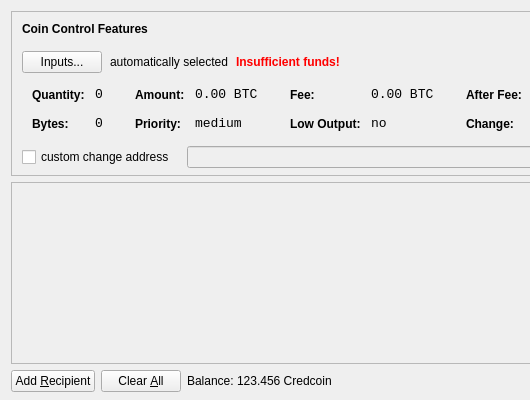
Qt form src/qt/forms/sendcoinsdialog.ui (CREDICOIN/CREDI) before a commit; both pictures show x 0 to 530 and y 0 to 400 of the 850 by 400 pixel window.
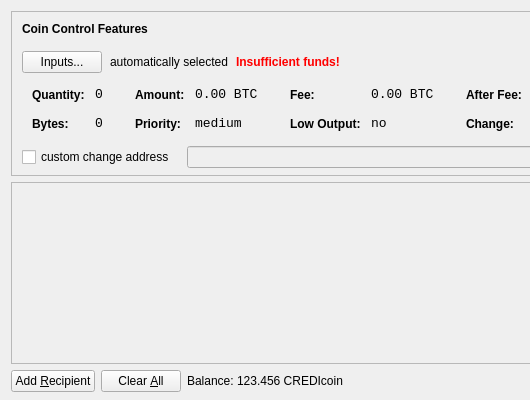
The same form after that commit. Icons and pictures are not drawn.

What changed in the file:
```diff
--- a/src/qt/forms/sendcoinsdialog.ui
+++ b/src/qt/forms/sendcoinsdialog.ui
@@ -720,7 +720,7 @@
           <cursorShape>IBeamCursor</cursorShape>
          </property>
          <property name="text">
-          <string>123.456 Credcoin</string>
+          <string>123.456 CREDIcoin</string>
          </property>
          <property name="textInteractionFlags">
           <set>Qt::LinksAccessibleByMouse|Qt::TextSelectableByKeyboard|Qt::TextSelectableByMouse</set>
```
